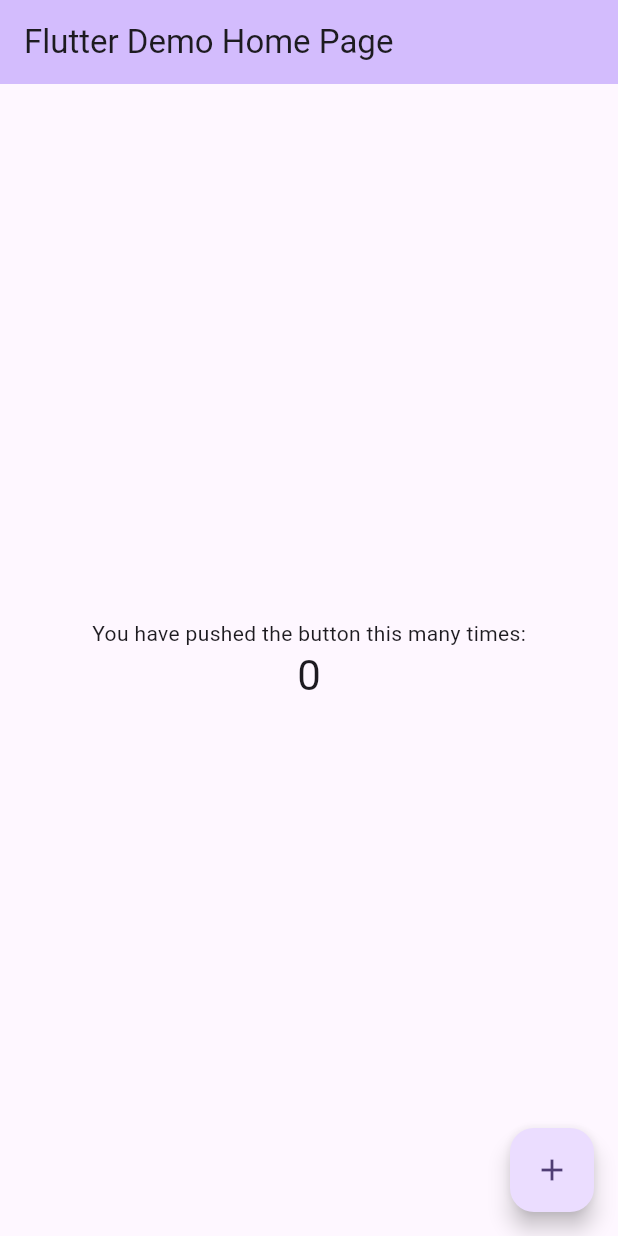
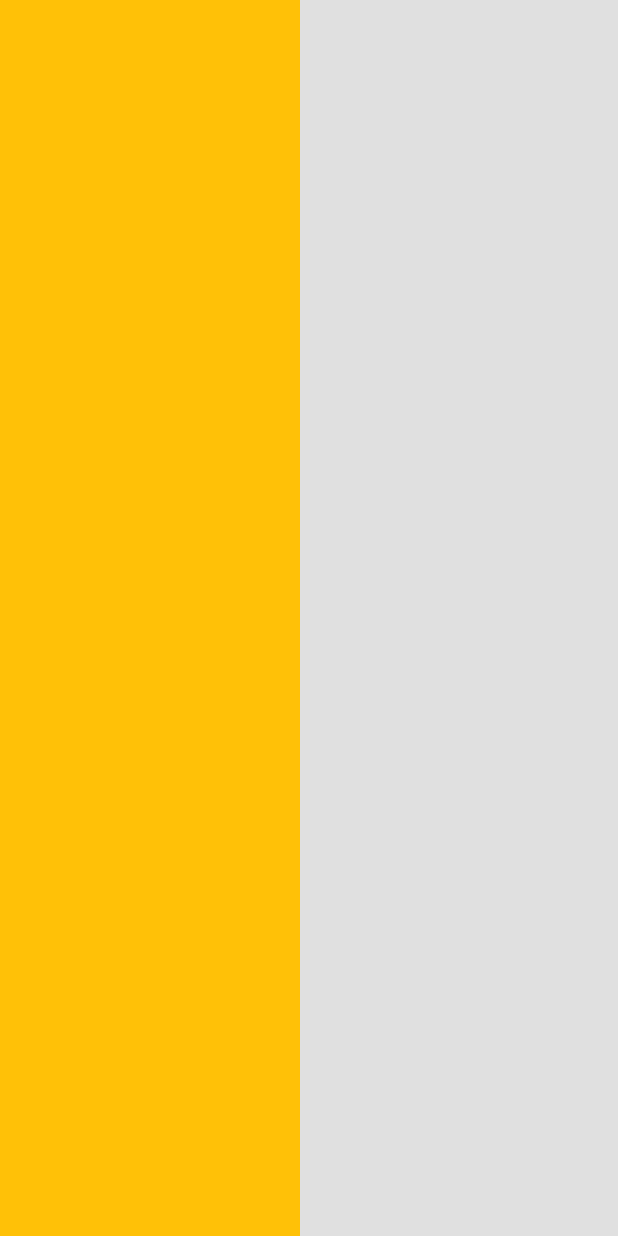
Before and after one commit to skysixdee/cc_portal, a Flutter app: the screen it shows after launch, on a phone screen of 412 x 824 dp. Run offline on Flutter 3.47's test engine with Material 3 defaults, Android fonts, the phone set to English and light mode, and no system bars; our stand-ins replace get, go_router.

Commit message:
new change

```diff
--- a/lib/main.dart
+++ b/lib/main.dart
@@ -1,4 +1,6 @@
 import 'package:flutter/material.dart';
+import 'package:sm_admin_portal/router/router.dart';
+import 'package:sm_admin_portal/screens/home_sceen.dart';
 
 void main() {
   runApp(const MyApp());
@@ -10,101 +12,13 @@ class MyApp extends StatelessWidget {
   // This widget is the root of your application.
   @override
   Widget build(BuildContext context) {
-    return MaterialApp(
+    return MaterialApp.router(
       title: 'Flutter Demo',
       theme: ThemeData(
         colorScheme: ColorScheme.fromSeed(seedColor: Colors.deepPurple),
         useMaterial3: true,
       ),
-      home: const MyHomePage(title: 'Flutter Demo Home Page'),
+      routerConfig: router,
     );
   }
 }
-
-class MyHomePage extends StatefulWidget {
-  const MyHomePage({super.key, required this.title});
-
-  // This widget is the home page of your application. It is stateful, meaning
-  // that it has a State object (defined below) that contains fields that affect
-  // how it looks.
-
-  // This class is the configuration for the state. It holds the values (in this
-  // case the title) provided by the parent (in this case the App widget) and
-  // used by the build method of the State. Fields in a Widget subclass are
-  // always marked "final".
-
-  final String title;
-
-  @override
-  State<MyHomePage> createState() => _MyHomePageState();
-}
-
-class _MyHomePageState extends State<MyHomePage> {
-  int _counter = 0;
-
-  void _incrementCounter() {
-    setState(() {
-      // This call to setState tells the Flutter framework that something has
-      // changed in this State, which causes it to rerun the build method below
-      // so that the display can reflect the updated values. If we changed
-      // _counter without calling setState(), then the build method would not be
-      // called again, and so nothing would appear to happen.
-      _counter++;
-    });
-  }
-
-  @override
-  Widget build(BuildContext context) {
-    // This method is rerun every time setState is called, for instance as done
-    // by the _incrementCounter method above.
-    //
-    // The Flutter framework has been optimized to make rerunning build methods
-    // fast, so that you can just rebuild anything that needs updating rather
-    // than having to individually change instances of widgets.
-    return Scaffold(
-      appBar: AppBar(
-        // TRY THIS: Try changing the color here to a specific color (to
-        // Colors.amber, perhaps?) and trigger a hot reload to see the AppBar
-        // change color while the other colors stay the same.
-        backgroundColor: Theme.of(context).colorScheme.inversePrimary,
-        // Here we take the value from the MyHomePage object that was created by
-        // the App.build method, and use it to set our appbar title.
-        title: Text(widget.title),
-      ),
-      body: Center(
-        // Center is a layout widget. It takes a single child and positions it
-        // in the middle of the parent.
-        child: Column(
-          // Column is also a layout widget. It takes a list of children and
-          // arranges them vertically. By default, it sizes itself to fit its
-          // children horizontally, and tries to be as tall as its parent.
-          //
-          // Column has various properties to control how it sizes itself and
-          // how it positions its children. Here we use mainAxisAlignment to
-          // center the children vertically; the main axis here is the vertical
-          // axis because Columns are vertical (the cross axis would be
-          // horizontal).
-          //
-          // TRY THIS: Invoke "debug painting" (choose the "Toggle Debug Paint"
-          // action in the IDE, or press "p" in the console), to see the
-          // wireframe for each widget.
-          mainAxisAlignment: MainAxisAlignment.center,
-          children: <Widget>[
-            const Text(
-              'You have pushed the button this many times:',
-            ),
-            Text(
-              '$_counter',
-              style: Theme.of(context).textTheme.headlineMedium,
-            ),
-          ],
-        ),
-      ),
-      floatingActionButton: FloatingActionButton(
-        onPressed: _incrementCounter,
-        tooltip: 'Increment',
-        child: const Icon(Icons.add),
-      ), // This trailing comma makes auto-formatting nicer for build methods.
-    );
-  }
-}
--- /dev/null
+++ b/lib/router/router_name.dart
@@ -0,0 +1 @@
+const String homeGoRoute = '/';
--- /dev/null
+++ b/lib/screens/home_sceen.dart
@@ -0,0 +1,12 @@
+import 'package:flutter/material.dart';
+
+class HomeScreen extends StatelessWidget {
+  const HomeScreen({super.key});
+
+  @override
+  Widget build(BuildContext context) {
+    return Container(
+      color: Colors.black12,
+    );
+  }
+}
--- /dev/null
+++ b/lib/side_menu_view/side_menu_view.dart
@@ -0,0 +1,13 @@
+import 'package:flutter/material.dart';
+
+class SideMenuView extends StatelessWidget {
+  const SideMenuView({super.key});
+
+  @override
+  Widget build(BuildContext context) {
+    return Container(
+      width: 200,
+      color: Colors.amber,
+    );
+  }
+}
--- a/pubspec.yaml
+++ b/pubspec.yaml
@@ -34,7 +34,9 @@ dependencies:
 
   # The following adds the Cupertino Icons font to your application.
   # Use with the CupertinoIcons class for iOS style icons.
+  get: ^4.6.6
   cupertino_icons: ^1.0.6
+  go_router: ^13.2.0
 
 dev_dependencies:
   flutter_test:
```
Also changed, not shown: lib/router/router.dart (added, +63 -0 lines), pubspec.lock.
